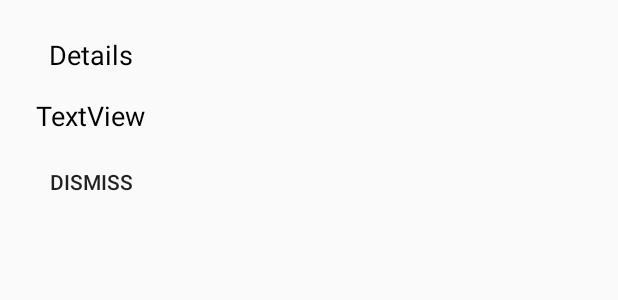
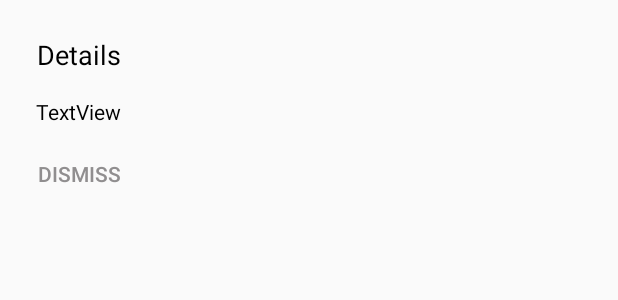
Before and after one commit to DxExWxExY/MySSH, an Android app: the layout file_details_dialog.xml on its own in the app's theme, with its tools: preview values and no code run, on a phone screen of 412 x 824 dp. Shown: the top 300 px of the screen. Run offline under Robolectric (Android 15) with nearby library versions, the phone set to English and light mode, and no system bars.

```diff
--- a/app/src/main/res/layout/file_details_dialog.xml
+++ b/app/src/main/res/layout/file_details_dialog.xml
@@ -26,9 +26,10 @@
         android:layout_marginStart="24dp"
         android:layout_marginTop="16dp"
         android:layout_marginEnd="24dp"
+        android:autoText="true"
         android:text="TextView"
         android:textColor="@android:color/black"
-        android:textSize="18sp"
+        android:textSize="14sp"
         app:layout_constraintEnd_toEndOf="parent"
         app:layout_constraintHorizontal_bias="0.498"
         app:layout_constraintStart_toStartOf="parent"
@@ -42,6 +43,7 @@
         android:layout_marginBottom="8dp"
         android:background="@android:color/transparent"
         android:text="Dismiss"
+        android:textColor="@color/colorAccent"
         app:layout_constraintBottom_toBottomOf="parent"
         app:layout_constraintEnd_toEndOf="@+id/file_dialog_deltails"
         app:layout_constraintStart_toStartOf="@+id/file_dialog_deltails"
```
Also changed, not shown: app/src/main/java/com/dxexwxexy/myssh/Activities/FilesViewer.java (+10 -6 lines), app/src/main/java/com/dxexwxexy/myssh/Networking/SFTP.java (+8 -1 lines), app/src/main/java/com/dxexwxexy/myssh/Testing/Tester.java (+6 -1 lines).
